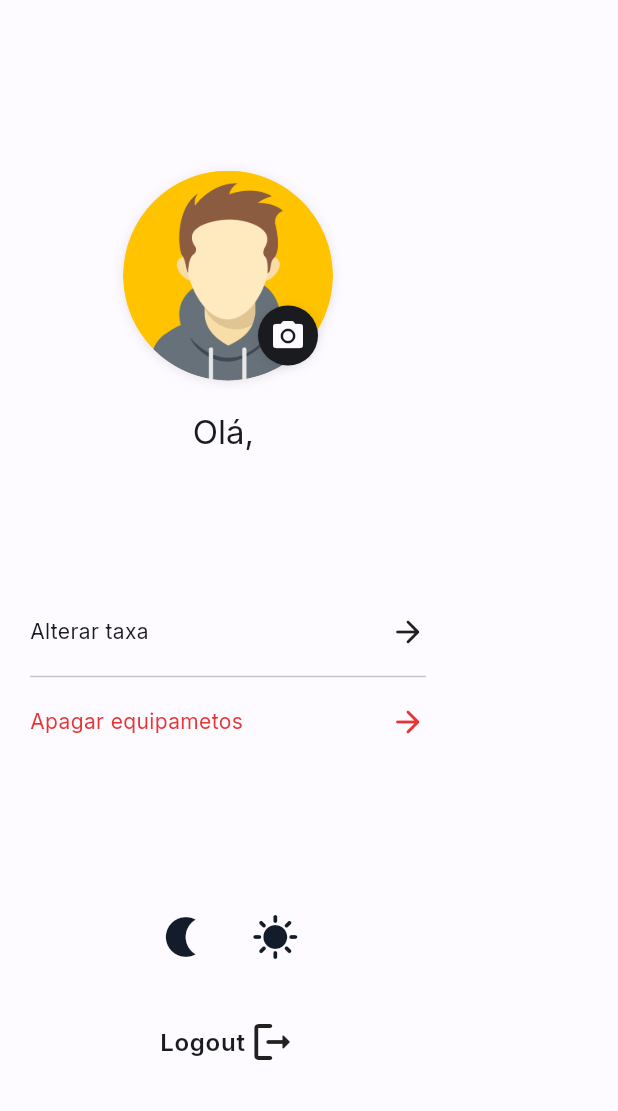
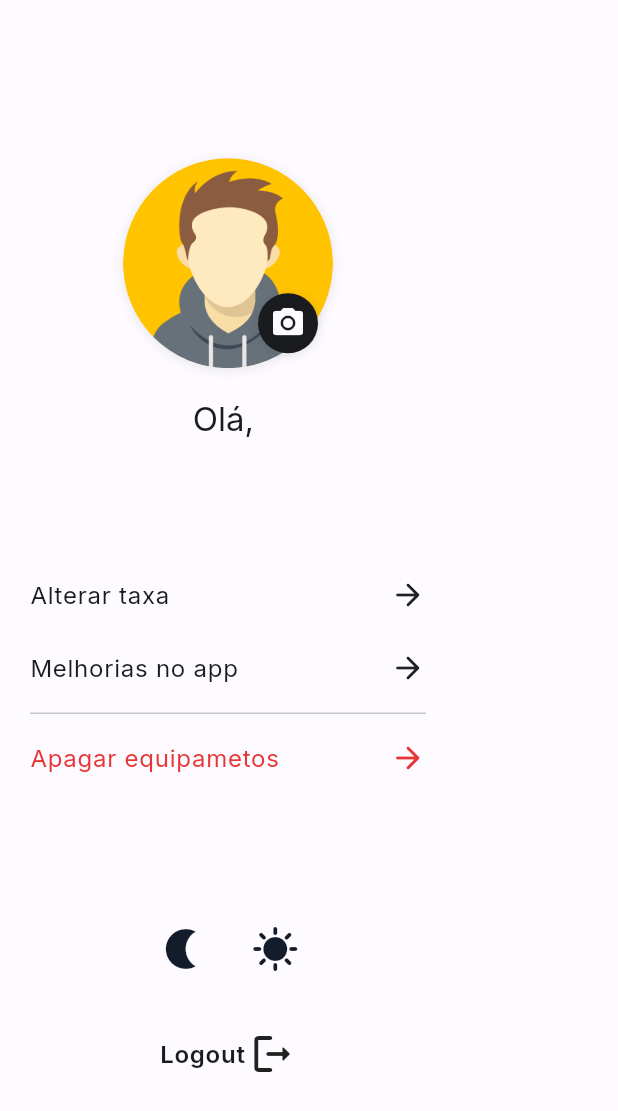
Before and after one commit to BrunoAlm/powertrack, a Flutter app: the SettingsDrawer widget shown alone on an empty page, opened directly with empty values, on a phone screen of 412 x 824 dp. Shown: the top 1111 px of the screen. Run offline on Flutter 3.47's test engine with Material 2 defaults, Android fonts, the phone set to English and light mode, and no system bars; our stand-ins replace appwrite, flutter_modular, flutter_svg, flutter_time_picker_spinner, google_fonts, logger; accounts and stored records are empty; network calls fail.

Commit message:
fix textStyle

```diff
--- a/lib/src/app/presenters/ui/molecules/settings_drawer.dart
+++ b/lib/src/app/presenters/ui/molecules/settings_drawer.dart
@@ -108,11 +108,33 @@ class SettingsDrawerState extends State<SettingsDrawer> {
                       loginCt: widget.loginCt,
                     ),
                   ),
-                  child: const Row(
+                  child: Row(
                     mainAxisAlignment: MainAxisAlignment.spaceBetween,
                     children: [
-                      Text('Alterar taxa'),
-                      Icon(Icons.arrow_forward_rounded),
+                      Text(
+                        'Alterar taxa',
+                        style: Theme.of(context).textTheme.bodyLarge,
+                      ),
+                      const Icon(Icons.arrow_forward_rounded),
+                    ],
+                  ),
+                ),
+                const SizedBox(height: 25),
+                GestureDetector(
+                  onTap: () => showDialog(
+                    context: context,
+                    builder: (context) => ChangeTaxDialog(
+                      loginCt: widget.loginCt,
+                    ),
+                  ),
+                  child: Row(
+                    mainAxisAlignment: MainAxisAlignment.spaceBetween,
+                    children: [
+                      Text(
+                        'Melhorias no app',
+                        style: Theme.of(context).textTheme.bodyLarge,
+                      ),
+                      const Icon(Icons.arrow_forward_rounded),
                     ],
                   ),
                 ),
@@ -135,7 +157,7 @@ class SettingsDrawerState extends State<SettingsDrawer> {
                     children: [
                       Text(
                         'Apagar equipametos',
-                        style: TextStyle(
+                        style: Theme.of(context).textTheme.bodyLarge!.copyWith(
                             color: Theme.of(context).colorScheme.error),
                       ),
                       Icon(Icons.arrow_forward_rounded,
@@ -180,8 +202,8 @@ class SettingsDrawerState extends State<SettingsDrawer> {
                 const SizedBox(height: 30),
                 GestureDetector(
                   onTap: () {
+                    Modular.to.popUntil(ModalRoute.withName('/'));
                     widget.loginCt.logout();
-                    Modular.to.popUntil(ModalRoute.withName('/'));
                   },
                   child: Row(
                     mainAxisSize: MainAxisSize.min,
```
